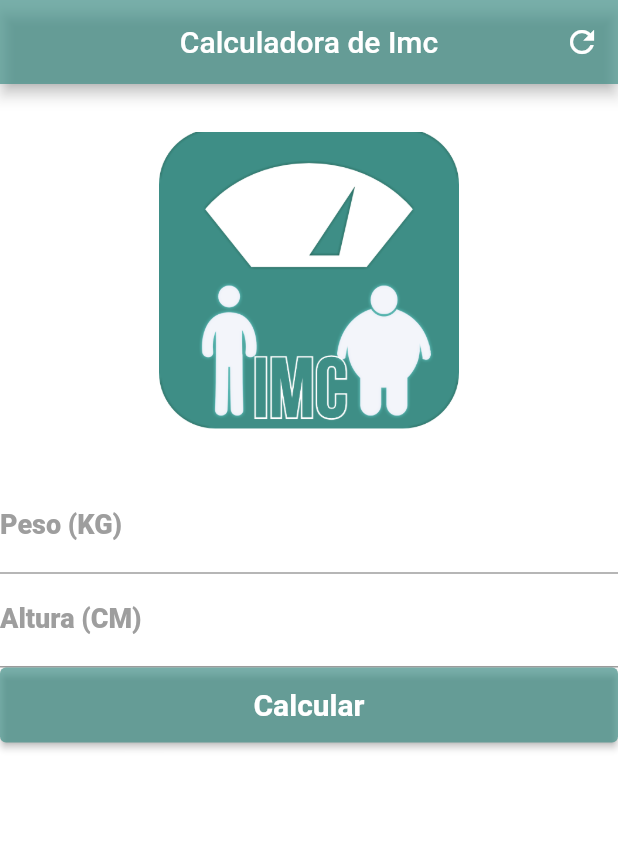
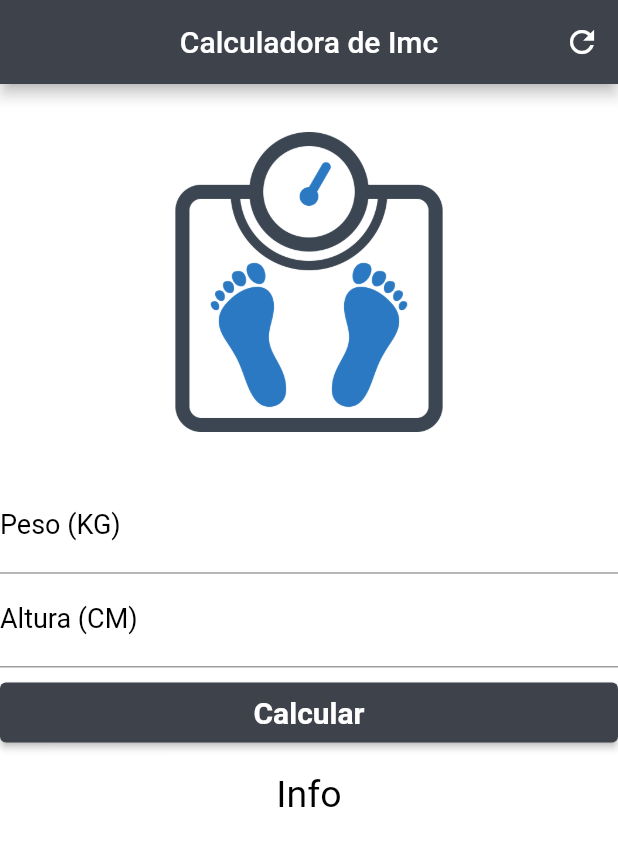
Before and after one commit to marlossantanaa/calculadora_de_imc, a Flutter app: the screen it shows after launch, after a tap on "Calcular", on a phone screen of 412 x 824 dp. Shown: the top 846 px of the screen. Run offline on Flutter 3.47's test engine with Material 2 defaults, Android fonts, the phone set to English and light mode, and no system bars.

Commit message:
Modificando o Layout e funções

```diff
--- a/lib/Calc.dart
+++ b/lib/Calc.dart
@@ -17,8 +17,8 @@ class _CalcImcState extends State<CalcImc> {
           "Calculadora de Imc",
         ),
         centerTitle: true,
-        backgroundColor: Color.fromARGB(174, 62,142,
-          134,
+        backgroundColor: const Color.fromARGB(255, 61,66,
+          75,
         ),
         actions: [
           IconButton(
@@ -28,58 +28,75 @@ class _CalcImcState extends State<CalcImc> {
         ],
       ),
       backgroundColor: Colors.white,
-      body: Container(
+      body:SingleChildScrollView(
+    child: Container(
     child: Column(
     crossAxisAlignment: CrossAxisAlignment.stretch,
     children: <Widget>[
     Padding(
     padding: EdgeInsets.all(32),
     child: Image.asset(
-                    "images/logo01.png",
+    "images/imc.png",
     height: 200,
     width: 200,
+
     )),
 
-              TextField(
+     const TextField(
     keyboardType: TextInputType.number,
     decoration: InputDecoration(
     labelText: "Peso (KG)",
-                  labelStyle: TextStyle(color: Colors.grey),
+    labelStyle: TextStyle(color: Colors.black),
     ),
     textAlign: TextAlign.start,
     style: TextStyle(
     color: Colors.black,
     fontSize: 18,
-                    fontWeight: FontWeight.w800),
+    fontWeight: FontWeight.normal),
     ),
-
-              TextField(
+     const TextField(
     keyboardType: TextInputType.number,
     decoration: InputDecoration(
     labelText: "Altura (CM)",
-                    labelStyle: TextStyle(color: Colors.grey)),
+    labelStyle: TextStyle(color: Colors.black)),
     textAlign: TextAlign.center,
     style: TextStyle(
     color: Colors.black,
     fontSize: 18,
-                    fontWeight: FontWeight.w800),
+    fontWeight: FontWeight.normal
     ),
-           Container(
+    ),
+    SizedBox(
     height: 50,
-
+    child: Padding(
+      padding: const EdgeInsets.only(top:  10),
       child: ElevatedButton(
       onPressed: (){},
-               child: Text('Calcular',style: TextStyle(
+      style: ElevatedButton.styleFrom(
+      backgroundColor:Color.fromARGB(255, 61,66,
+          75
+      )),
+      child: const Text('Calcular',style: TextStyle(
       color: Colors.white,
       fontSize: 20,
       fontWeight: FontWeight.w700
-               ),),
-               style: ElevatedButton.styleFrom(
-                   backgroundColor:Color.fromARGB(174,62,142,134,
-                   )),
+      ),
+      ),
+      ),
     )
+    ),
+   Padding(padding:
+   EdgeInsets.only(top: 20),
+     child: Text('Info',
+    textAlign:TextAlign.center ,
+    style: TextStyle(color: Colors.black,
+    fontSize: 25
+    ,)
+    ,)
    )
     ]
+    )
+
       )
       ),
         );
--- a/lib/main.dart
+++ b/lib/main.dart
@@ -3,9 +3,8 @@ import 'package:calculadora_de_imc/Calc.dart';
 import 'package:flutter/material.dart';
 
 
-
 void main(){
-  runApp(MaterialApp(
+  runApp(const MaterialApp(
     home:CalcImc(),
     debugShowCheckedModeBanner: false,
     ),
--- /dev/null
+++ b/lib/res/images_res.dart
@@ -0,0 +1,8 @@
+/// Generated file. Do not edit.
+
+// ignore_for_file: constant_identifier_names
+// ignore_for_file: lines_longer_than_80_chars
+class ImagesRes {
+  static const String IMC = 'images/imc.png';
+  static const String LOGO01 = 'images/logo01.png';
+}
```
Also changed, not shown: pubspec.yaml (+1 -7 lines), images/imc.png (added). Lines whose indentation alone changed are shown as unchanged.
